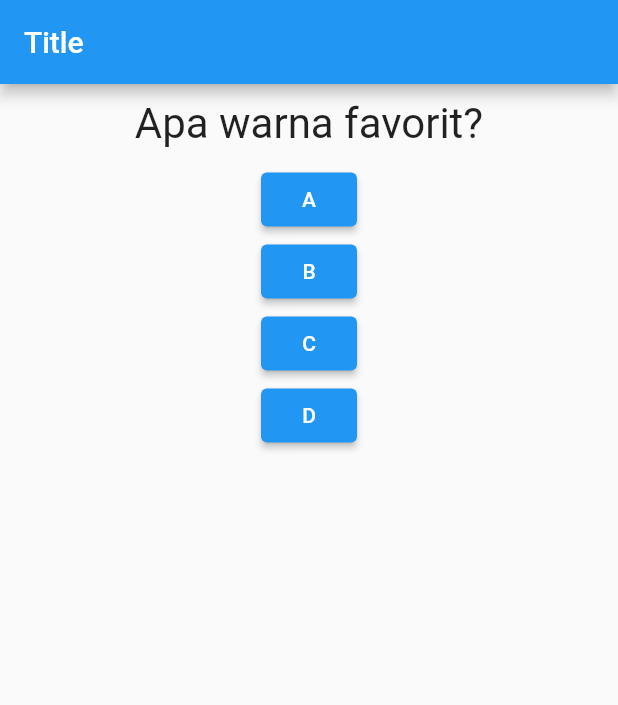
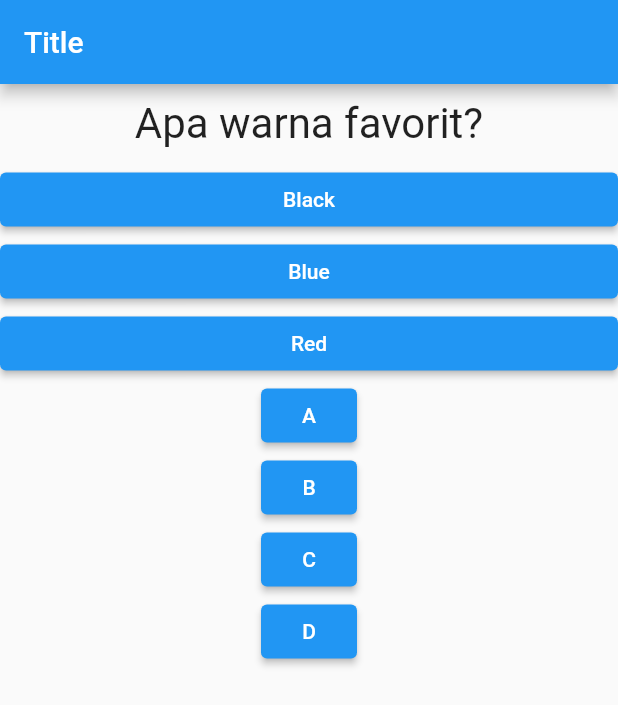
Before and after one commit to ibnunaufal/flutter_quiz_app, a Flutter app: the screen it shows after launch, on a phone screen of 412 x 824 dp. Shown: the top 705 px of the screen. Run offline on Flutter 3.47's test engine with Material 2 defaults, Android fonts, the phone set to English and light mode, and no system bars.

```diff
--- /dev/null
+++ b/lib/answer.dart
@@ -0,0 +1,24 @@
+import 'package:flutter/material.dart';
+import 'package:flutter/src/foundation/key.dart';
+import 'package:flutter/src/widgets/framework.dart';
+import 'package:flutter/src/widgets/placeholder.dart';
+
+class Answer extends StatelessWidget {
+
+  final Function selectHandler;
+  final String answerText;
+
+  Answer(this.selectHandler, this.answerText);
+
+  @override
+  Widget build(BuildContext context) {
+    return Container(
+      width: double.infinity,
+      child: ElevatedButton(
+        onPressed: selectHandler,
+        child: Text(answerText),
+        style: ElevatedButton.styleFrom(backgroundColor: Colors.blue),
+      ),
+    );
+  }
+}
--- a/lib/main.dart
+++ b/lib/main.dart
@@ -1,5 +1,6 @@
 import 'package:flutter/material.dart';
 import './question.dart';
+import './answer.dart';
 
 void main() => runApp(MyApp());
 
@@ -22,13 +23,25 @@ class _MyAppState extends State<MyApp> {
 
   @override
   Widget build(BuildContext context) {
-    var questions = ['Apa warna favorit?', 'Hewan favorit?'];
+    var questions = [
+      {
+        'questionText': 'Apa warna favorit?',
+        'answer': ['Black', 'Blue', 'Red']
+      },
+      {
+        'questionText': 'Hewan favorit?',
+        'answer': ['Kucing', 'Anjing', 'Ikan']
+      }
+    ];
     // TODO: implement build
     return MaterialApp(
       home: Scaffold(
         appBar: AppBar(title: Text("Title")),
         body: Column(children: [
-          Question(questions[questionsIndex]),
+          Question(questions[questionsIndex]['questionText']),
+          ...(questions[questionsIndex]['answer'] as List<String>).map((ans) {
+            return Answer(answerQuestion, ans);
+          }).toList(),
           ElevatedButton(onPressed: answerQuestion, child: Text('A')),
           ElevatedButton(onPressed: answerQuestion, child: Text('B')),
           ElevatedButton(onPressed: answerQuestion, child: Text('C')),
```
